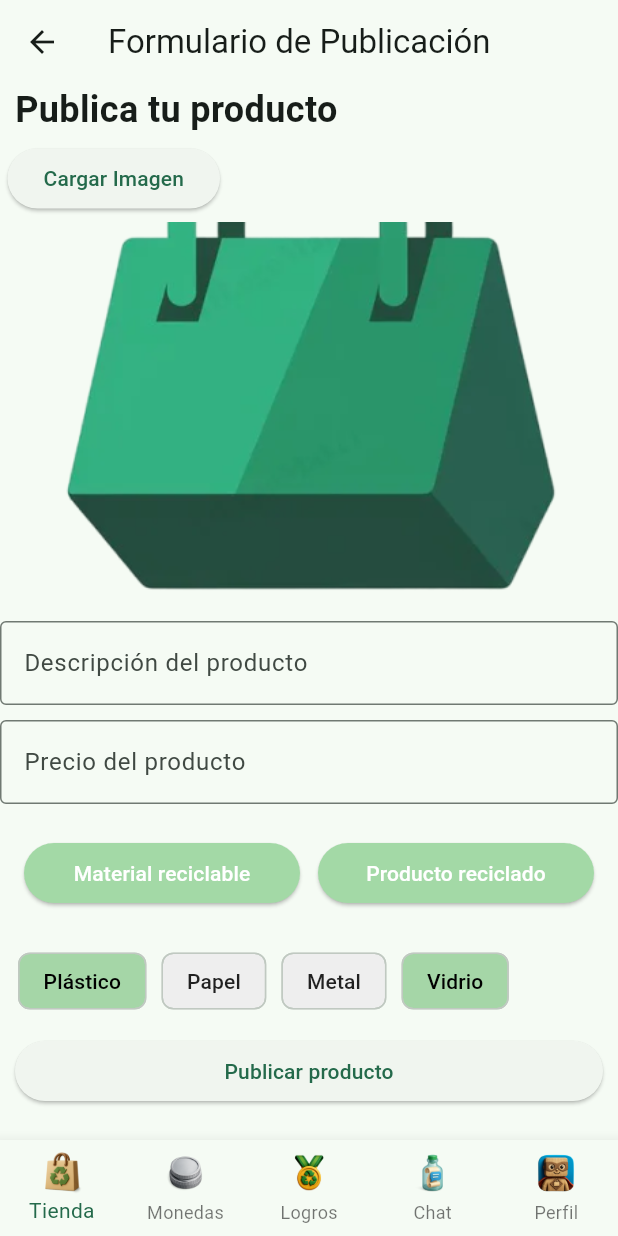
After one commit to caroSeminario23/RECLA_frontend, a Flutter app: the FormularioPublicacion screen opened directly, after a tap on "Material reciclable", on a phone screen of 412 x 824 dp. The commit adds this screen. Run offline on Flutter 3.47's test engine with Material 3 defaults, Android fonts, the phone set to English and light mode, and no system bars.

Commit message:
Avance formulario_publicacion

```diff
--- a/lib/src/ecommerce/vista_ecommerce.dart
+++ b/lib/src/ecommerce/vista_ecommerce.dart
@@ -1,5 +1,6 @@
 import 'package:flutter/material.dart';
 import 'package:recla/src/features/perfil_ecoaprendiz/perfil_ecoaprendiz.dart';
+import 'package:recla/src/formulario_pub/formulario_publicacion.dart';
 //import 'package:recla/src/publicacion/vista_publicacion.dart';
 
 class VistaEcommerce extends StatefulWidget {
@@ -44,7 +45,21 @@ class _VistaEcommerceState extends State<VistaEcommerce> {
   @override
   Widget build(BuildContext context) {
     return Scaffold(
-      appBar: AppBar(title: const Text('E-commerce')),
+      appBar: AppBar(
+        title: const Text('E-commerce'),
+        automaticallyImplyLeading: false,
+        actions: [
+          IconButton(
+            icon: const Icon(Icons.shopping_cart),
+            onPressed: () {
+              Navigator.push(context,
+                MaterialPageRoute(builder: (context) => FormularioPublicacion()),
+              );
+              // Aquí puedes implementar la lógica de búsqueda
+            },
+          ),
+        ],
+      ),
       body: SingleChildScrollView(
         child: Column(
           crossAxisAlignment: CrossAxisAlignment.start,
--- /dev/null
+++ b/lib/src/formulario_pub/formulario_publicacion.dart
@@ -0,0 +1,232 @@
+import 'package:flutter/material.dart';
+import 'package:recla/src/features/perfil_ecoaprendiz/perfil_ecoaprendiz.dart';
+
+
+class FormularioPublicacion extends StatefulWidget {
+  const FormularioPublicacion({super.key});
+
+  @override
+  State<FormularioPublicacion> createState() => _FormularioPublicacionState();
+}
+
+class _FormularioPublicacionState extends State<FormularioPublicacion> {
+  @override
+  Widget build(BuildContext context) {
+    return Scaffold(
+      appBar: AppBar(title: const Text('Formulario de Publicación')),
+      body: SingleChildScrollView(
+        child: Column(
+          crossAxisAlignment: CrossAxisAlignment.start,
+          children: [
+            //Titulo del formulario
+            Padding(
+              padding: const EdgeInsets.only(left: 10.0),
+              child: Text(
+                'Publica tu producto',
+                style: TextStyle(fontSize: 24, fontWeight: FontWeight.bold),
+              ),
+            ),
+            //Botón para cargar imagen
+            Padding(
+              padding: const EdgeInsets.all(5.0),
+              child: ElevatedButton(
+                onPressed: () {
+                  // Aquí puedes implementar la lógica para cargar una imagen
+                },
+                child: Text('Cargar Imagen'),
+              ),
+            ),
+            //Imagen del producto
+            Container(
+              width: double.infinity,
+              height: 250,
+              decoration: BoxDecoration(
+                image: DecorationImage(
+                  image: AssetImage('assets/images/logo_principal.png'),
+                  fit: BoxFit.cover,
+                ),
+              ),
+            ),
+            SizedBox(height: 16.0), // Espacio vertical de 16 píxeles
+            TextFormField(
+                  //controller: _nombreCtrl,
+                  decoration: InputDecoration(
+                    labelText: 'Descripción del producto',
+                    hintText: 'Escribe una breve descripción',
+                    border: OutlineInputBorder(),
+                  ),
+                  validator: (v) => v!.isEmpty ? 'Obligatorio' : null,
+            ),
+            SizedBox(height: 10.0),
+            TextFormField(
+                  //controller: _nombreCtrl,
+                  decoration: InputDecoration(
+                    labelText: 'Precio del producto',
+                    hintText: 'Escribe el precio en puntos',
+                    border: OutlineInputBorder(),
+                  ),
+                  validator: (v) => v!.isEmpty ? 'Obligatorio' : null,
+            ),
+            SizedBox(height: 10.0),
+            //Botón de tipo de producto
+            Padding(
+              padding: const EdgeInsets.symmetric(horizontal: 16.0, vertical: 12.0),
+              child: Row(
+                children: [
+                  Expanded(
+                    child: ElevatedButton(
+                      onPressed: () {
+                        setState(() {
+
+                        });
+                      },
+                      style: ElevatedButton.styleFrom(
+                        backgroundColor: const Color.fromARGB(255, 163, 217, 166),
+                        foregroundColor: Colors.white,
+                      ),
+                      child: const Text('Material reciclable'),
+                    ),
+                  ),
+                  const SizedBox(width: 12),
+                  Expanded(
+                    child: ElevatedButton(
+                      onPressed: () {
+                        print('Aplicar Filtros');
+                      },
+                      style: ElevatedButton.styleFrom(
+                        backgroundColor: const Color.fromARGB(255, 163, 217, 166),
+                        foregroundColor: Colors.white,
+                      ),
+                      child: const Text('Producto reciclado'),
+                    ),
+                  ),
+                ],
+              ),
+            ),
+            //chips de tipos de material
+            Padding(
+              padding: const EdgeInsets.all(12.0),
+              child: Wrap(
+                spacing: 10,
+                children:
+                    ['Plástico', 'Papel', 'Metal', 'Vidrio'].map((label) {
+                      // Lista interna de seleccionados
+                      final List<String> selectedFilters = [
+                        'Plástico',
+                        'Vidrio',
+                      ];
+
+                      final bool isSelected = selectedFilters.contains(label);
+
+                      return Chip(
+                        label: Text(
+                          label,
+                          style: TextStyle(
+                            color: isSelected ? Colors.black : Colors.black87,
+                          ),
+                        ),
+                        backgroundColor:
+                            isSelected
+                                ? const Color.fromRGBO(165, 214, 167, 1)
+                                : const Color.fromARGB(255, 238, 238, 238),
+                        /*shape: StadiumBorder(
+                          side: BorderSide(color: Colors.grey.shade400),
+                        ),*/
+                      );
+                    }).toList(),
+              ),
+            ),
+            //Botón de publicar producto
+            Padding(
+              padding: const EdgeInsets.symmetric(
+                horizontal: 10.0,
+              ), // Margen de 10 en cada lado
+              child: SizedBox(
+                width:
+                    double
+                        .infinity, // Ocupa todo el ancho disponible dentro del Padding
+                child: ElevatedButton(
+                  onPressed: () {
+                    // Acción al presionar el botón
+                  },
+                  child: const Text('Publicar producto'),
+                ),
+              ),
+            ),
+          ],
+
+        )
+      ),
+      //Barra de navegación inferior
+      bottomNavigationBar: BottomNavigationBar(
+        items: const [
+          BottomNavigationBarItem(
+            icon: Image(
+              image: AssetImage('assets/images/icono_ecommerce.png'),
+              width: 30,
+              height: 30,
+            ),
+            label: 'Tienda',
+          ),
+          BottomNavigationBarItem(
+            icon: Image(
+              image: AssetImage('assets/images/icono_monedas.png'),
+              width: 30,
+              height: 30,
+            ),
+            label: 'Monedas',
+          ),
+          BottomNavigationBarItem(
+            icon: Image(
+              image: AssetImage('assets/images/icono_medalla.png'),
+              width: 30,
+              height: 30,
+            ),
+            label: 'Logros',
+          ),
+          BottomNavigationBarItem(
+            icon: Image(
+              image: AssetImage('assets/images/icono_chat.png'),
+              width: 30,
+              height: 30,
+            ),
+            label: 'Chat',
+          ),
+          BottomNavigationBarItem(
+            icon: Image(
+              image: AssetImage('assets/images/icono_perfil.png'),
+              width: 30,
+              height: 30,
+            ),
+            label: 'Perfil',
+          ),
+        ],
+        currentIndex: 0,
+        type: BottomNavigationBarType.fixed,
+        onTap: (index) {
+          switch (index) {
+            case 0:
+              Navigator.pushNamed(context, '/home');
+              break;
+            case 1:
+              Navigator.pushNamed(context, '/eco-aprender');
+              break;
+            case 2:
+              Navigator.pushNamed(context, '/logros');
+              break;
+            case 3:
+              Navigator.pushNamed(context, '/chat');
+              break;
+            case 4:
+              Navigator.push(
+                context,
+                MaterialPageRoute(builder: (context) => PerfilEcoAprendizPage()),
+              );
+              break;
+          }
+        },
+      ),
+    );
+
+  }
+}
```
